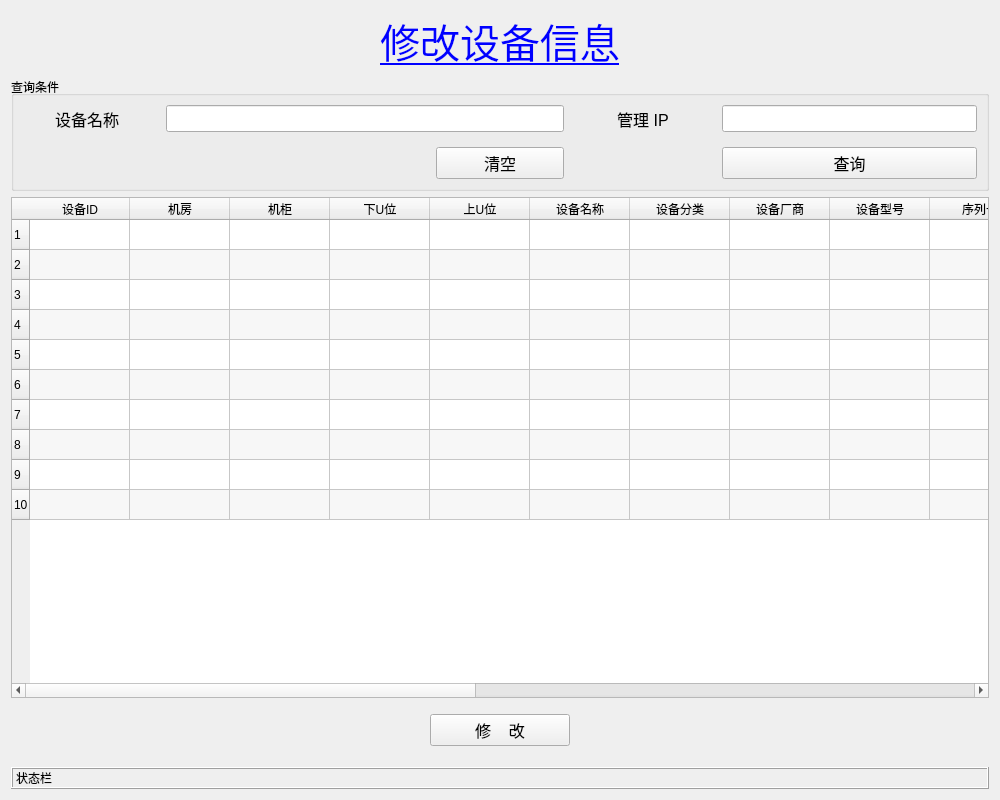
This is ui/modify.ui in tainyuhong/pyside_machine_system as Qt 5 draws it before an edit. The edited form follows.
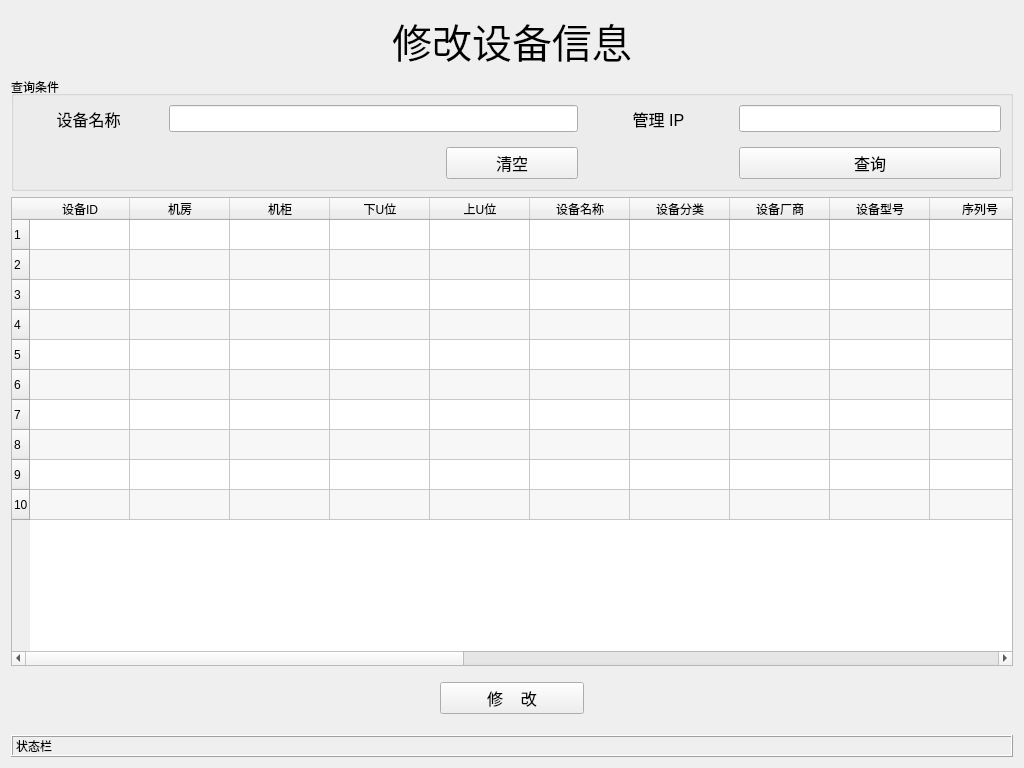
This is the edited form.

Commit message: 调整页面大小，并在添加设备及修改设备功能中增加资产编码一列，修改导入模块 导出最新数据库结构及数据 增加分析报告功能

```diff
--- a/ui/modify.ui
+++ b/ui/modify.ui
@@ -9,8 +9,8 @@
    <rect>
     <x>0</x>
     <y>0</y>
-    <width>1000</width>
-    <height>800</height>
+    <width>1024</width>
+    <height>768</height>
    </rect>
   </property>
   <property name="windowTitle">
@@ -24,11 +24,11 @@
        <property name="font">
         <font>
          <pointsize>30</pointsize>
-         <underline>true</underline>
+         <underline>false</underline>
         </font>
        </property>
        <property name="styleSheet">
-        <string notr="true">color:blue</string>
+        <string notr="true"/>
        </property>
        <property name="text">
         <string>修改设备信息</string>
@@ -274,6 +274,11 @@
          <string>BMC IP</string>
         </property>
        </column>
+       <column>
+        <property name="text">
+         <string>资产编号</string>
+        </property>
+       </column>
        <column>
         <property name="text">
          <string>备注</string>
```
The commit also changes 35 other files.
